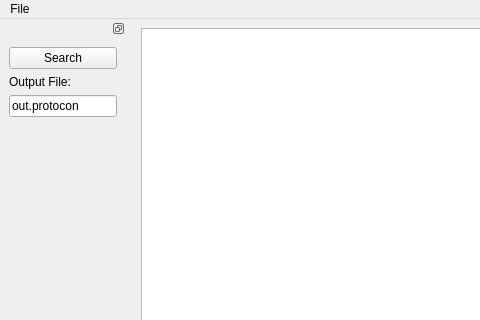
Old version of the form gui/mainw.ui in the repository ProtocolConvergence/protocon; both pictures show x 0 to 480 and y 0 to 320 of the 772 by 660 pixel window.
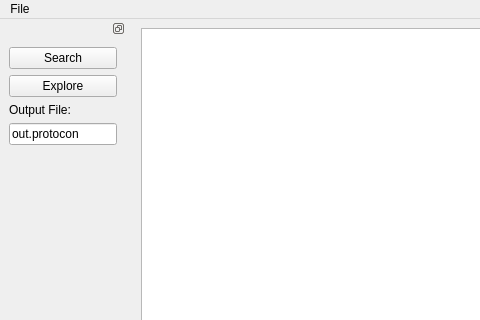
New version of the form.

```diff
--- a/gui/mainw.ui
+++ b/gui/mainw.ui
@@ -72,6 +72,13 @@
        </property>
       </widget>
      </item>
+     <item>
+      <widget class="QPushButton" name="exploreButton">
+       <property name="text">
+        <string>Explore</string>
+       </property>
+      </widget>
+     </item>
      <item>
       <widget class="QLabel" name="label">
        <property name="text">
```
